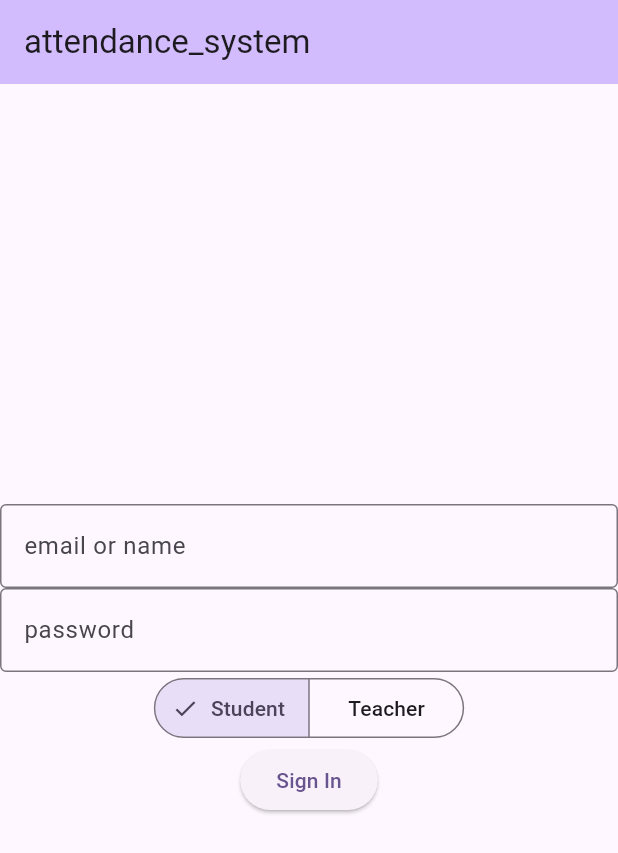
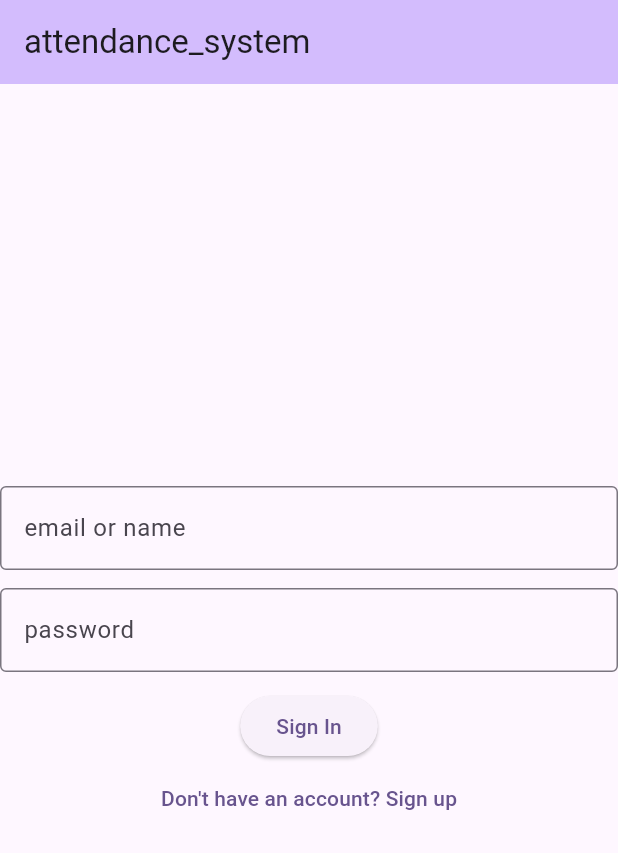
Before and after one commit to Atef-Mousa/attendance-frontend, a Flutter app: the screen it shows after launch, after a tap on "Sign In", on a phone screen of 412 x 824 dp. Shown: the top 853 px of the screen. Run offline on Flutter 3.47's test engine with Material 3 defaults, Android fonts, the phone set to English and light mode, and no system bars; our stand-ins replace shared_preferences; network calls fail.

Commit message:
Add logout lock check, registration screen, and stop session button

```diff
--- a/lib/config.dart
+++ b/lib/config.dart
@@ -1 +1,2 @@
-const String baseUrl = 'https://attendance-backend-6zpt.onrender.com';
+// const String baseUrl = 'https://attendance-backend-6zpt.onrender.com';
+const String baseUrl = 'http://127.0.0.1:8000';
--- a/lib/main.dart
+++ b/lib/main.dart
@@ -7,6 +7,7 @@ import 'package:shared_preferences/shared_preferences.dart';
 import 'create_course.dart';
 import 'route_guard.dart';
 import 'config.dart';
+import 'registration.dart';
 enum Role {student , teacher}
 void main() {
   runApp(const MyApp());
@@ -53,6 +54,8 @@ class MyApp extends StatelessWidget {
         '/activate_student': (context) => RouteGuard(requiredRole: 'student', child: activate_student()),
         '/activate_teacher': (context) => RouteGuard(requiredRole: 'instructor', child: Admin()),
         '/create_course': (context) => RouteGuard(requiredRole: 'instructor', child: CreateCourseScreen()),
+        '/register_student': (context) => RegisterStudent(),
+
       },
     );
   }
@@ -70,7 +73,7 @@ class _MyHomePageState extends State<MyHomePage> {
   final TextEditingController _nameController = TextEditingController();
   final TextEditingController _passwordController = TextEditingController();
 
-  Role _role = Role.student;
+
 
   final url = Uri.parse('$baseUrl/api/v1/login');
 
@@ -119,37 +122,49 @@ class _MyHomePageState extends State<MyHomePage> {
 
     }
 
-    try{
+    try {
       final response = await http.post(
-        url ,
-        headers: {'Content-Type': 'application/x-www-form-urlencoded',},
+        url,
+        headers: {'Content-Type': 'application/x-www-form-urlencoded'},
         body: {
           'username': email,
           'password': password,
         },
       );
+
+      if (response.statusCode == 403) {
+        final data = jsonDecode(response.body);
+        final message = data['detail'] ?? 'Login is currently locked.';
+        ScaffoldMessenger.of(context).showSnackBar(
+          SnackBar(content: Text(message), backgroundColor: Colors.orange),
+        );
+        return;
+      }
+
       if (response.statusCode != 200) {
         throw Exception('Failed to login');
+      }
 
-      }
       final Map<String, dynamic> data = jsonDecode(response.body);
       final accessToken = data['access_token'];
       final prefs = await SharedPreferences.getInstance();
       await prefs.setString('jwt_token', accessToken);
 
-
       final Map<String, dynamic> payload = parseJwtPayload(accessToken);
       final String? userRole = payload['role'];
-      if (userRole == 'student'){
+      if (!mounted) return;
+      if (userRole == 'student') {
         Navigator.pushNamed(context, '/activate_student');
+      } else {
+        Navigator.pushNamed(context, '/activate_teacher');
       }
-      else {
-        Navigator.pushNamed(context,'/activate_teacher');
+    } catch (e) {
+      if (mounted) {
+        ScaffoldMessenger.of(context).showSnackBar(
+          SnackBar(content: Text('Login failed: $e')),
+        );
       }
-
-    } catch(e){
-      print(e);
-    } finally{
+    } finally {
       print('done');
     }
   }
@@ -179,7 +194,9 @@ class _MyHomePageState extends State<MyHomePage> {
 
 
             ),
-
+            SizedBox.fromSize(
+              size: Size(56, 12),
+            ),
             TextField(
               controller: _passwordController,
               decoration: InputDecoration(
@@ -188,27 +205,16 @@ class _MyHomePageState extends State<MyHomePage> {
               ),
               obscureText: true,
             ),
-            SegmentedButton<Role>(
-              segments: const <ButtonSegment<Role>>[
-                ButtonSegment<Role>(
-                  value: Role.student,
-                  label: Text('Student'),
-                ),
-                ButtonSegment<Role>(
-                  value: Role.teacher,
-                  label: Text('Teacher'),
+            SizedBox.fromSize(
+              size: Size(56, 12),
+            ),
 
+            ElevatedButton(onPressed: _login,
+                child: Text("Sign In")),
+            TextButton(
+              onPressed: () => Navigator.pushNamed(context, '/register_student'),
+              child: const Text("Don't have an account? Sign up"),
             ),
-                ],
-              selected:<Role>{_role},
-              onSelectionChanged: (Set<Role> newSelection) {
-                setState(() {
-                  _role = newSelection.first;
-                });
-              },
-            ),
-            ElevatedButton(onPressed: _login,
-                child: Text("Sign In"))
 
           ],
         ),
```
Also changed, not shown: lib/active_student.dart (+36 -3 lines), lib/admin.dart (+64 -1 lines), lib/registration.dart (+140 -0 lines).
